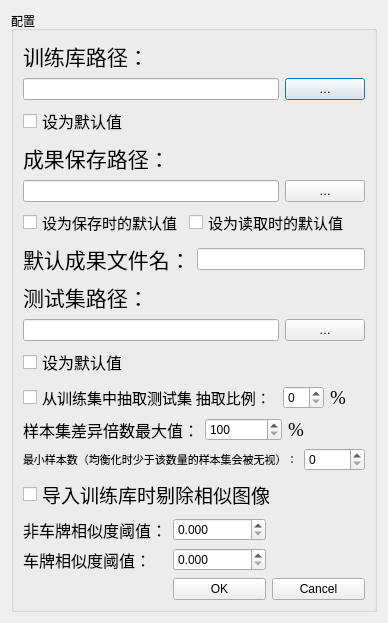
First picture: the form in plateproperty.ui, repository 969256235/SVMTrainningTool, before the edit.
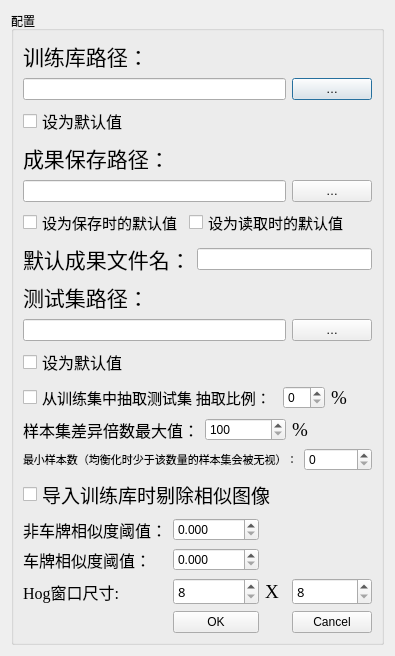
Second picture: the form after the edit.

The edit to the form file:
```diff
--- a/plateproperty.ui
+++ b/plateproperty.ui
@@ -6,8 +6,8 @@
    <rect>
     <x>0</x>
     <y>0</y>
-    <width>362</width>
-    <height>573</height>
+    <width>395</width>
+    <height>601</height>
    </rect>
   </property>
   <property name="windowTitle">
@@ -301,41 +301,79 @@
       </item>
       <item>
        <layout class="QGridLayout" name="gridLayout_5">
-        <item row="2" column="0">
+        <item row="1" column="0" colspan="2">
+         <widget class="QLabel" name="plateSimilarity">
+          <property name="font">
+           <font>
+            <family>Times New Roman</family>
+            <pointsize>12</pointsize>
+           </font>
+          </property>
+          <property name="text">
+           <string>车牌相似度阈值：</string>
+          </property>
+         </widget>
+        </item>
+        <item row="2" column="0" colspan="2">
+         <widget class="QLabel" name="plateHogWinSizeLabel">
+          <property name="font">
+           <font>
+            <family>Times New Roman</family>
+            <pointsize>12</pointsize>
+           </font>
+          </property>
+          <property name="text">
+           <string>Hog窗口尺寸:</string>
+          </property>
+         </widget>
+        </item>
+        <item row="3" column="0">
          <widget class="QLabel" name="layout">
           <property name="text">
            <string/>
           </property>
          </widget>
         </item>
-        <item row="2" column="3">
-         <widget class="QPushButton" name="pushButton_2">
-          <property name="text">
-           <string>Cancel</string>
+        <item row="0" column="2" colspan="4">
+         <widget class="QDoubleSpinBox" name="thresholdForNonplate">
+          <property name="decimals">
+           <number>3</number>
+          </property>
+          <property name="maximum">
+           <double>1.000000000000000</double>
+          </property>
+          <property name="singleStep">
+           <double>0.010000000000000</double>
           </property>
          </widget>
         </item>
-        <item row="2" column="2">
+        <item row="3" column="2" colspan="4">
          <widget class="QPushButton" name="OKButton">
           <property name="text">
            <string>OK</string>
           </property>
          </widget>
         </item>
-        <item row="1" column="0">
-         <widget class="QLabel" name="plateSimilarity">
+        <item row="2" column="7">
+         <widget class="QSpinBox" name="plateHogWinSizeY">
           <property name="font">
            <font>
-            <family>Times New Roman</family>
-            <pointsize>12</pointsize>
+            <family>ADMUI3Lg</family>
+            <pointsize>10</pointsize>
            </font>
           </property>
-          <property name="text">
-           <string>车牌相似度阈值：</string>
+          <property name="minimum">
+           <number>8</number>
+          </property>
+          <property name="maximum">
+           <number>1024</number>
+          </property>
+          <property name="singleStep">
+           <number>8</number>
           </property>
          </widget>
         </item>
-        <item row="0" column="0">
+        <item row="0" column="0" colspan="2">
          <widget class="QLabel" name="nonplateSimilarity">
           <property name="font">
            <font>
@@ -348,20 +386,7 @@
           </property>
          </widget>
         </item>
-        <item row="0" column="2">
-         <widget class="QDoubleSpinBox" name="thresholdForNonplate">
-          <property name="decimals">
-           <number>3</number>
-          </property>
-          <property name="maximum">
-           <double>1.000000000000000</double>
-          </property>
-          <property name="singleStep">
-           <double>0.010000000000000</double>
-          </property>
-         </widget>
-        </item>
-        <item row="1" column="2">
+        <item row="1" column="2" colspan="4">
          <widget class="QDoubleSpinBox" name="thresholdForPlate">
           <property name="decimals">
            <number>3</number>
@@ -374,6 +399,45 @@
           </property>
          </widget>
         </item>
+        <item row="3" column="7">
+         <widget class="QPushButton" name="pushButton_2">
+          <property name="text">
+           <string>Cancel</string>
+          </property>
+         </widget>
+        </item>
+        <item row="2" column="6">
+         <widget class="QLabel" name="plateHogWinSizeMultipleLabel">
+          <property name="font">
+           <font>
+            <family>Times New Roman</family>
+            <pointsize>14</pointsize>
+           </font>
+          </property>
+          <property name="text">
+           <string>X</string>
+          </property>
+         </widget>
+        </item>
+        <item row="2" column="2" colspan="4">
+         <widget class="QSpinBox" name="plateHogWInSizeX">
+          <property name="font">
+           <font>
+            <family>ADMUI3Lg</family>
+            <pointsize>10</pointsize>
+           </font>
+          </property>
+          <property name="minimum">
+           <number>8</number>
+          </property>
+          <property name="maximum">
+           <number>1024</number>
+          </property>
+          <property name="singleStep">
+           <number>8</number>
+          </property>
+         </widget>
+        </item>
        </layout>
       </item>
      </layout>
```
